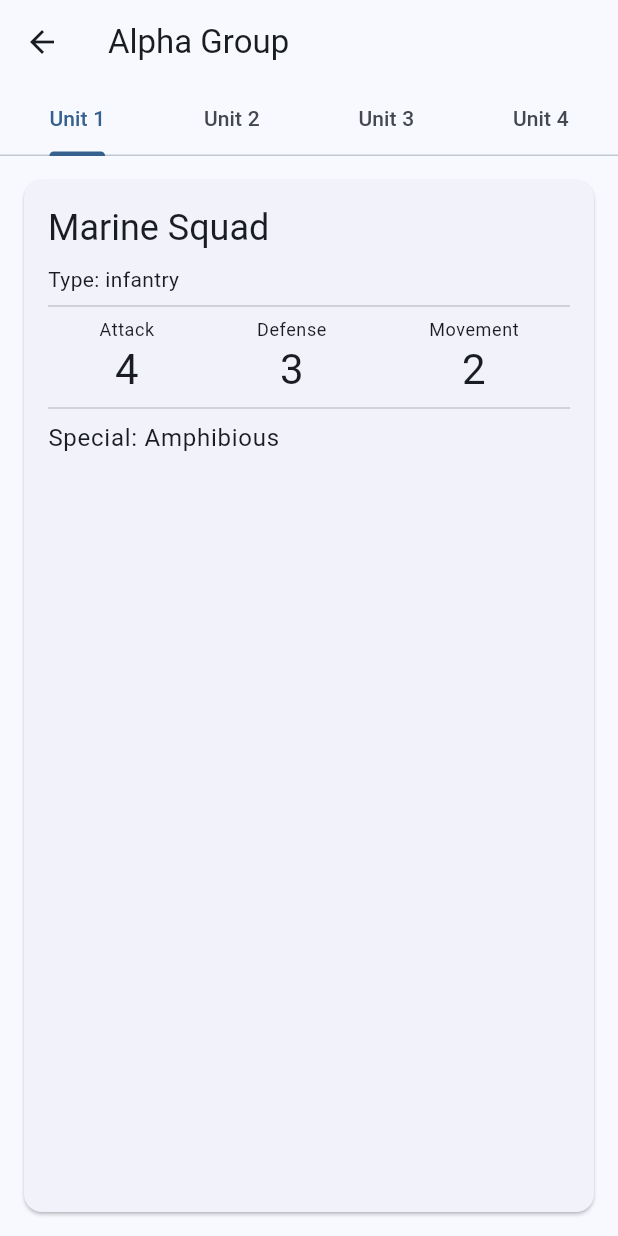
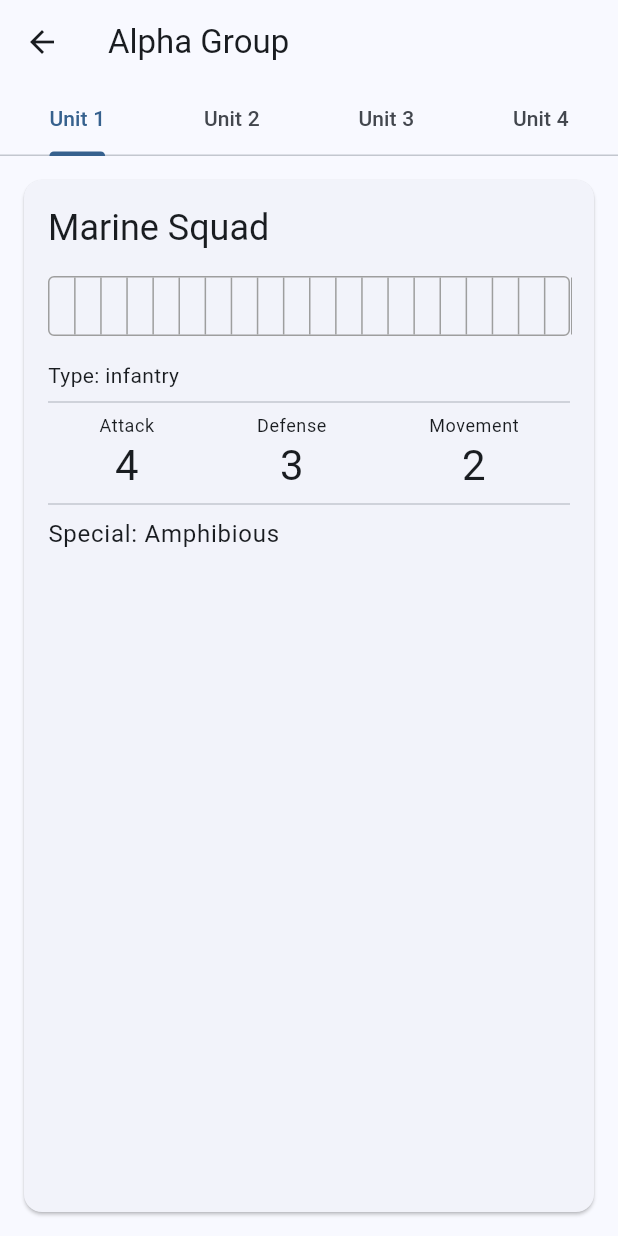
Before and after one commit to PeterRobbinsWillowTree/littoraltracker, a Flutter app: the screen it shows after launch, after a tap on "Alpha Group", on a phone screen of 412 x 824 dp. Run offline on Flutter 3.47's test engine with Material 3 defaults, Android fonts, the phone set to English and light mode, and no system bars.

Commit message:
Added health tracking to unit cards

```diff
--- a/lib/screens/task_group_detail_screen.dart
+++ b/lib/screens/task_group_detail_screen.dart
@@ -74,13 +74,20 @@ class TaskGroupDetailScreen extends StatelessWidget {
   }
 }
 
-class UnitCard extends StatelessWidget {
+class UnitCard extends StatefulWidget {
   final Unit unit;
 
   const UnitCard({
     super.key,
     required this.unit,
   });
+
+  @override
+  State<UnitCard> createState() => _UnitCardState();
+}
+
+class _UnitCardState extends State<UnitCard> {
+  int currentHealth = 20;  // Start at full health
 
   @override
   Widget build(BuildContext context) {
@@ -92,23 +99,57 @@ class UnitCard extends StatelessWidget {
           crossAxisAlignment: CrossAxisAlignment.start,
           children: [
             Text(
-              unit.name,
+              widget.unit.name,
               style: Theme.of(context).textTheme.headlineSmall,
             ),
-            const SizedBox(height: 8),
-            Text('Type: ${unit.type.name}'),
+            const SizedBox(height: 16),
+            // Health tracking row
+            Container(
+              height: 40,
+              decoration: BoxDecoration(
+                border: Border.all(color: Colors.grey),
+                borderRadius: BorderRadius.circular(4),
+              ),
+              child: Row(
+                children: List.generate(20, (index) {
+                  return GestureDetector(
+                    onTap: () {
+                      setState(() {
+                        currentHealth = 20 - index;  // Convert index to health value
+                      });
+                    },
+                    child: Container(
+                      width: (MediaQuery.of(context).size.width - 64) / 20,  // Responsive width
+                      decoration: BoxDecoration(
+                        border: Border(
+                          right: BorderSide(
+                            color: Colors.grey,
+                            width: index < 19 ? 1 : 0,  // No border on last square
+                          ),
+                        ),
+                        color: index >= (20 - currentHealth)
+                            ? Colors.transparent
+                            : Colors.black,  // Black marker for current health
+                      ),
+                    ),
+                  );
+                }),
+              ),
+            ),
+            const SizedBox(height: 16),
+            Text('Type: ${widget.unit.type.name}'),
             const Divider(),
             Row(
               mainAxisAlignment: MainAxisAlignment.spaceAround,
               children: [
-                _StatBox(label: 'Attack', value: unit.attack),
-                _StatBox(label: 'Defense', value: unit.defense),
-                _StatBox(label: 'Movement', value: unit.movement),
+                _StatBox(label: 'Attack', value: widget.unit.attack),
+                _StatBox(label: 'Defense', value: widget.unit.defense),
+                _StatBox(label: 'Movement', value: widget.unit.movement),
               ],
             ),
             const Divider(),
             Text(
-              'Special: ${unit.special}',
+              'Special: ${widget.unit.special}',
               style: Theme.of(context).textTheme.bodyLarge,
             ),
           ],
```
